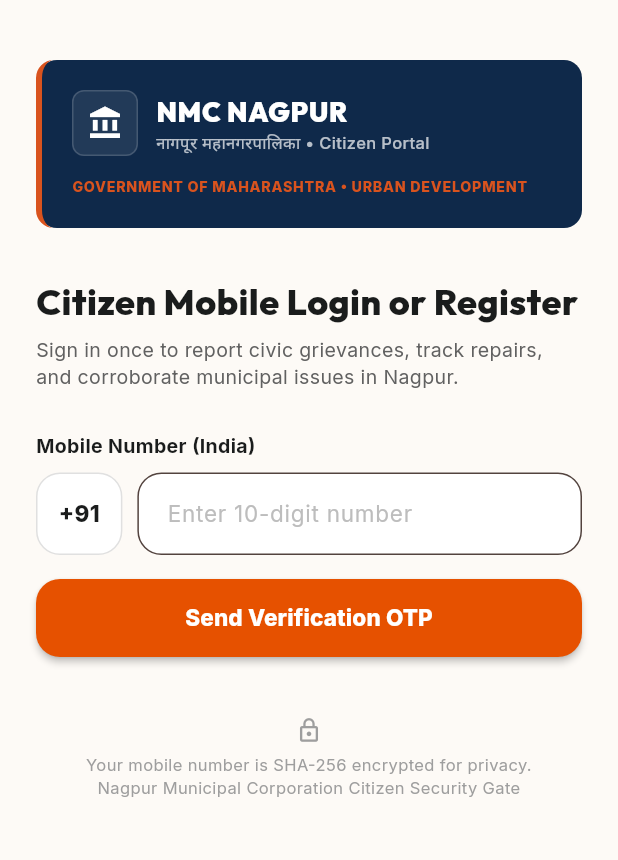
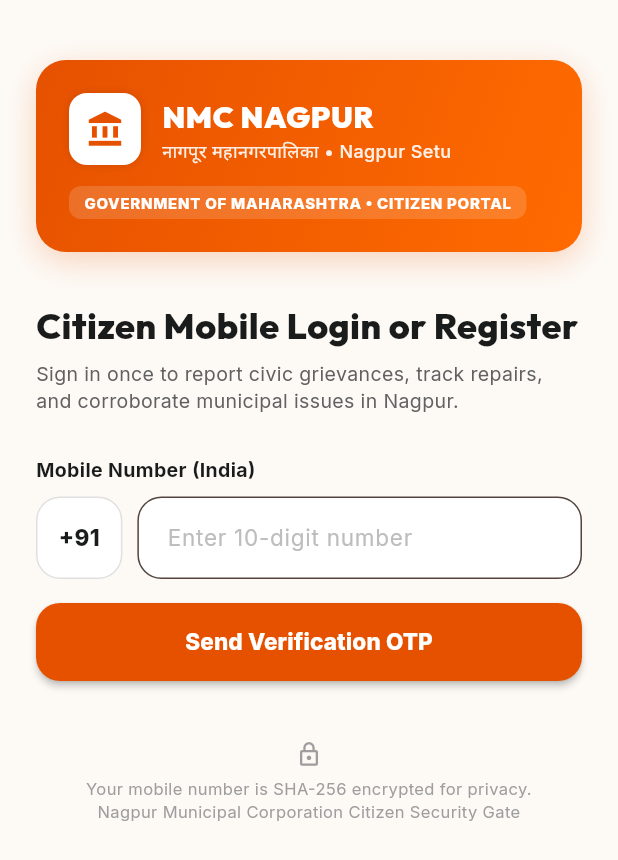
Before and after one commit to endertrailer/nagpur_setu, a Flutter app: the CitizenLoginGateScreen screen opened directly with empty values, on a phone screen of 412 x 824 dp. Shown: the top 860 px of the screen. Run offline on Flutter 3.47's test engine with Material 3 defaults, Android fonts, the phone set to English and light mode, and no system bars; our stand-ins replace confetti, connectivity_plus, flutter_map, geolocator, google_fonts, image_picker and 3 more; accounts and stored records are empty; network calls fail.

Commit message:
style: restore vibrant municipal orange gradient theme across app while preserving photo rendering engine

```diff
--- a/lib/screens/citizen_login_gate_screen.dart
+++ b/lib/screens/citizen_login_gate_screen.dart
@@ -3,6 +3,7 @@
 import 'package:google_fonts/google_fonts.dart';
 import '../services/complaints_repository.dart';
 import '../services/supabase_service.dart';
+import '../utils/civic_theme.dart';
 
 class CitizenLoginGateScreen extends StatefulWidget {
   final VoidCallback onLoginSuccess;
@@ -131,13 +132,17 @@
               // Official Header Card
               Container(
                 width: double.infinity,
-                padding: const EdgeInsets.all(20),
+                padding: const EdgeInsets.all(22),
                 decoration: BoxDecoration(
-                  color: const Color(0xFF0F294A),
-                  borderRadius: BorderRadius.circular(12),
-                  border: const Border(
-                    left: BorderSide(color: Color(0xFFD9531E), width: 4),
-                  ),
+                  gradient: CivicTheme.orangeGradient,
+                  borderRadius: BorderRadius.circular(20),
+                  boxShadow: [
+                    BoxShadow(
+                      color: const Color(0xFFE65100).withAlpha(60),
+                      blurRadius: 18,
+                      offset: const Offset(0, 6),
+                    ),
+                  ],
                 ),
                 child: Column(
                   crossAxisAlignment: CrossAxisAlignment.start,
@@ -145,22 +150,24 @@
                     Row(
                       children: [
                         Container(
-                          width: 44,
-                          height: 44,
+                          width: 48,
+                          height: 48,
                           decoration: BoxDecoration(
-                            color: Colors.white.withAlpha(20),
-                            borderRadius: BorderRadius.circular(8),
-                            border: Border.all(color: Colors.white.withAlpha(40)),
+                            color: Colors.white,
+                            borderRadius: BorderRadius.circular(12),
+                            boxShadow: const [
+                              BoxShadow(color: Colors.black12, blurRadius: 4),
+                            ],
                           ),
                           child: const Center(
                             child: Icon(
                               Icons.account_balance,
-                              color: Colors.white,
-                              size: 24,
+                              color: Color(0xFFE65100),
+                              size: 26,
                             ),
                           ),
                         ),
-                        const SizedBox(width: 12),
+                        const SizedBox(width: 14),
                         Expanded(
                           child: Column(
                             crossAxisAlignment: CrossAxisAlignment.start,
@@ -168,17 +175,17 @@
                               Text(
                                 'NMC NAGPUR',
                                 style: GoogleFonts.outfit(
-                                  fontSize: 18,
+                                  fontSize: 20,
                                   fontWeight: FontWeight.w900,
                                   color: Colors.white,
                                   letterSpacing: 0.5,
                                 ),
                               ),
                               Text(
-                                'नागपूर महानगरपालिका • Citizen Portal',
+                                'नागपूर महानगरपालिका • Nagpur Setu',
                                 style: GoogleFonts.inter(
-                                  fontSize: 11,
-                                  color: Colors.white70,
+                                  fontSize: 12,
+                                  color: Colors.white.withAlpha(230),
                                   fontWeight: FontWeight.w500,
                                 ),
                               ),
@@ -188,13 +195,20 @@
                       ],
                     ),
                     const SizedBox(height: 14),
-                    Text(
-                      'GOVERNMENT OF MAHARASHTRA • URBAN DEVELOPMENT',
-                      style: GoogleFonts.inter(
-                        fontSize: 9.5,
-                        fontWeight: FontWeight.w800,
-                        color: const Color(0xFFD9531E),
-                        letterSpacing: 0.5,
+                    Container(
+                      padding: const EdgeInsets.symmetric(horizontal: 10, vertical: 4),
+                      decoration: BoxDecoration(
+                        color: Colors.white.withAlpha(40),
+                        borderRadius: BorderRadius.circular(8),
+                      ),
+                      child: Text(
+                        'GOVERNMENT OF MAHARASHTRA • CITIZEN PORTAL',
+                        style: GoogleFonts.inter(
+                          fontSize: 10,
+                          fontWeight: FontWeight.w800,
+                          color: Colors.white,
+                          letterSpacing: 0.5,
+                        ),
                       ),
                     ),
                   ],
--- a/lib/utils/civic_theme.dart
+++ b/lib/utils/civic_theme.dart
@@ -3,20 +3,27 @@
 import 'package:flutter/material.dart';
 
 class CivicTheme {
-  // Authoritative Municipal Color Tokens
-  static const Color primary = Color(0xFF0F294A);      // NMC Deep Navy
-  static const Color primaryDark = Color(0xFF0A1D36);  // Deep Top Bar Navy
-  static const Color accent = Color(0xFFD9531E);       // Municipal Saffron
-  static const Color background = Color(0xFFF1F5F9);   // Clean Slate White
+  // Vibrant Municipal Orange / Saffron Brand Tokens
+  static const Color primary = Color(0xFFE65100);      // Nagpur Municipal Saffron/Orange
+  static const Color primaryDark = Color(0xFFC43E00);  // Deep Municipal Orange
+  static const Color accent = Color(0xFFFF6B00);       // Radiant Orange Accent
+  static const Color background = Color(0xFFF8F9FA);   // Warm Off-White
   static const Color surface = Colors.white;
-  static const Color textPrimary = Color(0xFF0F294A);
-  static const Color textSecondary = Color(0xFF64748B);
-  static const Color border = Color(0xFFCBD5E1);
+  static const Color textPrimary = Color(0xFF1A1C1C);  // Deep Charcoal
+  static const Color textSecondary = Color(0xFF64748B);// Muted Slate
+  static const Color border = Color(0xFFE2E8F0);
 
   // Status Colors
-  static const Color statusOpen = Color(0xFFB91C1C);      // Red
-  static const Color statusInProgress = Color(0xFFD97706);// Amber
-  static const Color statusResolved = Color(0xFF15803D);  // Emerald Green
+  static const Color statusOpen = Color(0xFFDC2626);      // Crimson Red
+  static const Color statusInProgress = Color(0xFFE65100);// Orange
+  static const Color statusResolved = Color(0xFF16A34A);  // Emerald Green
+
+  // Official Orange Gradient
+  static const LinearGradient orangeGradient = LinearGradient(
+    colors: [Color(0xFFE65100), Color(0xFFFF6B00)],
+    begin: Alignment.topLeft,
+    end: Alignment.bottomRight,
+  );
 }
 
 /// Universal Photo Rendering Widget
@@ -32,11 +39,11 @@
   Widget placeholder = Container(
     width: width,
     height: height,
-    color: const Color(0xFFE2E8F0),
+    color: const Color(0xFFFFF0E5),
     child: const Center(
       child: Icon(
         Icons.image_outlined,
-        color: Color(0xFF94A3B8),
+        color: Color(0xFFE65100),
         size: 28,
       ),
     ),
@@ -66,7 +73,7 @@
         return Container(
           width: width,
           height: height,
-          color: const Color(0xFFE2E8F0),
+          color: const Color(0xFFFFF0E5),
           child: const Center(
             child: SizedBox(
               width: 20,
```
Also changed, not shown: lib/widgets/official_header.dart (+35 -47 lines).
